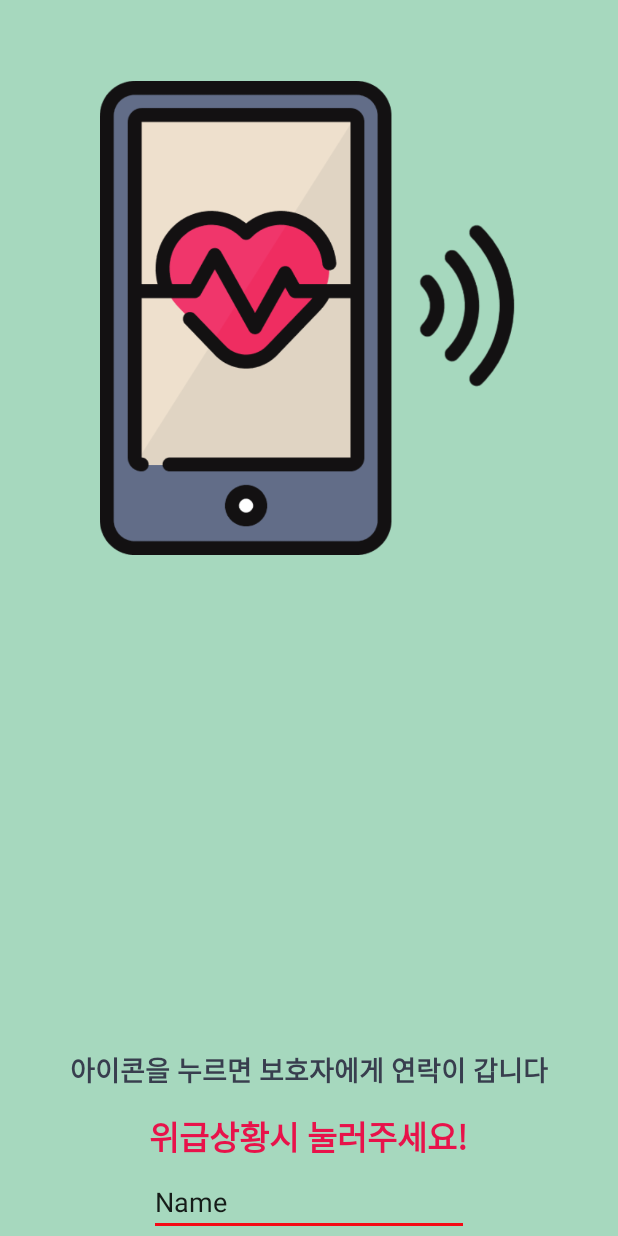
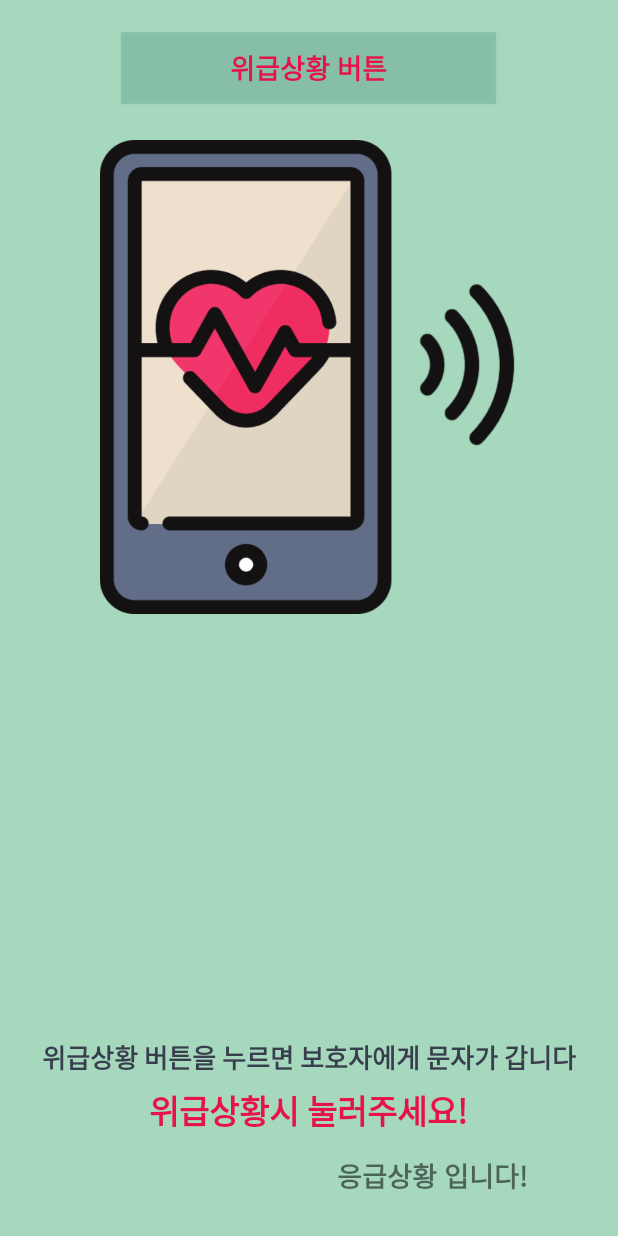
Before and after one commit to Jungyouna/Help2U_sliver, an Android app: the SilverActivity screen opened directly, with no data from a screen before it, on a phone screen of 412 x 824 dp. Run offline under Robolectric (Android 15) with nearby library versions, the phone set to English and light mode, and no system bars.

Commit message:
youna_message send

```diff
--- a/app/src/main/AndroidManifest.xml
+++ b/app/src/main/AndroidManifest.xml
@@ -4,6 +4,7 @@
 
     <uses-permission android:name="android.permission.BLUETOOTH" />
     <uses-permission android:name="android.permission.BLUETOOTH_ADMIN" />
+    <uses-permission android:name="android.permission.RECEIVE_SMS" />
     <uses-permission android:name="android.permission.SEND_SMS" />
     <uses-permission android:name="android.permission.READ_PHONE_STATE" />
 
--- a/app/src/main/java/com/example/youna/mayii/MainActivity.java
+++ b/app/src/main/java/com/example/youna/mayii/MainActivity.java
@@ -19,7 +19,6 @@ public class MainActivity extends AppCompatActivity {
     protected void onCreate(Bundle savedInstanceState) {
         super.onCreate(savedInstanceState);
         setContentView(R.layout.activity_main);
-        //mBluetoothAdapter = BluetoothAdapter.getDefaultAdapter();
 
         Handler mHandler = new Handler();
         mHandler.postDelayed(new Runnable() {
--- a/app/src/main/java/com/example/youna/mayii/SilverActivity.java
+++ b/app/src/main/java/com/example/youna/mayii/SilverActivity.java
@@ -1,48 +1,66 @@
 package com.example.youna.mayii;
 
+import android.Manifest;
+import android.app.Activity;
+import android.app.PendingIntent;
 import android.bluetooth.BluetoothAdapter;
 import android.content.BroadcastReceiver;
 import android.content.Context;
 import android.content.DialogInterface;
 import android.content.Intent;
 import android.content.IntentFilter;
+import android.support.v4.app.ActivityCompat;
 import android.support.v7.app.AlertDialog;
 import android.support.v7.app.AppCompatActivity;
 import android.os.Bundle;
+import android.telephony.SmsManager;
+import android.util.Log;
 import android.view.View;
 import android.widget.Button;
 import android.widget.EditText;
 import android.widget.ImageView;
+import android.widget.TextView;
 import android.widget.Toast;
 
+import org.w3c.dom.Text;
+
 public class SilverActivity extends AppCompatActivity {
-    BluetoothAdapter mBluetoothAdapter;
-    Button btnONOFF;
-    ImageView imageView4;
-    EditText phoneNumber, help;
+    private Button button;
+    private String help_message = "응급상황 입니다!";
+    private TextView textView3;
+    private TextView textView6;
+    private String name, phoneNo, sms;
 
     @Override
     protected void onCreate(Bundle savedInstanceState) {
         super.onCreate(savedInstanceState);
         setContentView(R.layout.activity_silver);
-        phoneNumber = (EditText)findViewById(R.id.phoneNumber);
-        help = (EditText)findViewById(R.id.help);
-
-        imageView4.setOnClickListener(new View.OnClickListener() {
+        button = (Button)findViewById(R.id.button);
+        Intent intent = getIntent();
+        name = intent.getStringExtra("name");
+        textView3 = (TextView)findViewById(R.id.textView3);
+        textView6 = (TextView)findViewById(R.id.textView6);
+        textView3.setText(name);
+        textView6.setText(help_message);
+        ActivityCompat.requestPermissions(this,new String[]{Manifest.permission.SEND_SMS},1);
+        button.setOnClickListener(new View.OnClickListener() {
             @Override
             public void onClick(View v) {
-                String inputNumber = phoneNumber.getText().toString();
-                String inputHelp = help.getText().toString();
-                if(inputNumber.length()>0 && inputHelp.length()>0) {
-                    //sendSMS(inputNumber, inputHelp); Toast.makeText(getBaseContext(), inputNumber+"\n"+inputHelp, Toast.LENGTH_SHORT).show();
+                Log.d("!!!",name);
+                phoneNo = name;
+                sms = help_message;
+                Toast.makeText(getApplicationContext(), "전송중...", Toast.LENGTH_LONG).show();
+                try {
+                    SmsManager smsManager = SmsManager.getDefault();
+                    smsManager.sendTextMessage(phoneNo, null, sms, null, null);
+                    Toast.makeText(getApplicationContext(), "메세지 전송이 완료되었습니다", Toast.LENGTH_LONG).show();
+                } catch (Exception e) {
+                    Toast.makeText(getApplicationContext(), "메세지 전송이 실패되었습니다." +
+                            "\n다시 시도해주세요!", Toast.LENGTH_LONG).show();
+                    e.printStackTrace();
                 }
-                else
-                    Toast.makeText(getBaseContext(), "전화번호와 메시지를 입력해주세요.", Toast.LENGTH_SHORT).show();
-            }});
+
+            }
+        });
     }
-    /*private void sendSMS(String phoneNumber, String message)
-    {
-        SmsManager sms = SmsManager.getDefault();
-        sms.sendTextMessage(phoneNumber, null, message, null, null);
-    }*/
 }
--- a/app/src/main/res/layout/activity_silver.xml
+++ b/app/src/main/res/layout/activity_silver.xml
@@ -32,7 +32,7 @@
                 android:layout_height="316dp"
                 android:layout_alignParentTop="true"
                 android:layout_centerHorizontal="true"
-                android:layout_marginTop="54dp"
+                android:layout_marginTop="93dp"
                 app:srcCompat="@drawable/emergency_call" />
 
             <TextView
@@ -41,10 +41,10 @@
                 android:layout_height="wrap_content"
                 android:layout_alignParentBottom="true"
                 android:layout_centerHorizontal="true"
-                android:layout_marginBottom="97dp"
-                android:text="아이콘을 누르면 보호자에게 연락이 갑니다"
+                android:layout_marginBottom="106dp"
+                android:text="위급상황 버튼을 누르면 보호자에게 문자가 갑니다"
                 android:textColor="#383e4e"
-                android:textSize="18dp"
+                android:textSize="17dp"
                 android:textStyle="bold" />
 
             <TextView
@@ -53,21 +53,46 @@
                 android:layout_height="wrap_content"
                 android:layout_alignParentBottom="true"
                 android:layout_centerHorizontal="true"
-                android:layout_marginBottom="50dp"
+                android:layout_marginBottom="67dp"
                 android:text="위급상황시 눌러주세요!"
                 android:textColor="#e8124a"
                 android:textSize="22dp"
                 android:textStyle="bold" />
 
-            <EditText
-                android:id="@+id/help"
+            <TextView
+                android:id="@+id/textView3"
                 android:layout_width="wrap_content"
                 android:layout_height="wrap_content"
                 android:layout_alignParentBottom="true"
+                android:layout_alignStart="@+id/imageView4"
+                android:layout_marginBottom="29dp"
+                android:text="TextView"
+                android:textSize="18dp"
+                android:textStyle="bold" />
+
+            <Button
+                android:id="@+id/button"
+                android:layout_width="250dp"
+                android:layout_height="wrap_content"
+                android:layout_alignParentTop="true"
                 android:layout_centerHorizontal="true"
-                android:ems="10"
-                android:inputType="textPersonName"
-                android:text="Name" />
+                android:layout_marginTop="21dp"
+                android:background="#3e3e927a"
+                android:text="위급상황 버튼"
+                android:textColor="#e8124a"
+                android:textStyle="bold"
+                android:textSize="18dp" />
+
+            <TextView
+                android:id="@+id/textView6"
+                android:layout_width="wrap_content"
+                android:layout_height="wrap_content"
+                android:layout_alignEnd="@+id/imageView4"
+                android:layout_alignTop="@+id/textView3"
+                android:text="TextView"
+                android:textSize="18dp"
+                android:textStyle="bold" />
+
         </RelativeLayout>
     </FrameLayout>
 </android.support.constraint.ConstraintLayout>
```
Also changed, not shown: app/src/main/java/com/example/youna/mayii/LoginActivity.java (+13 -0 lines), app/src/main/res/layout/activity_login.xml (+13 -8 lines), app/src/main/res/layout/activity_main.xml (+30 -33 lines).
